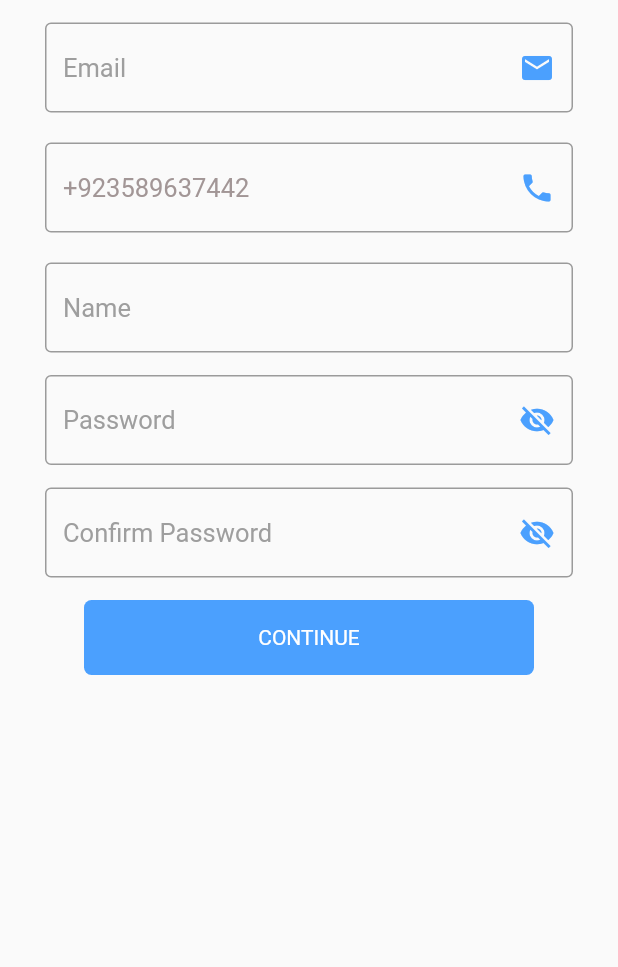
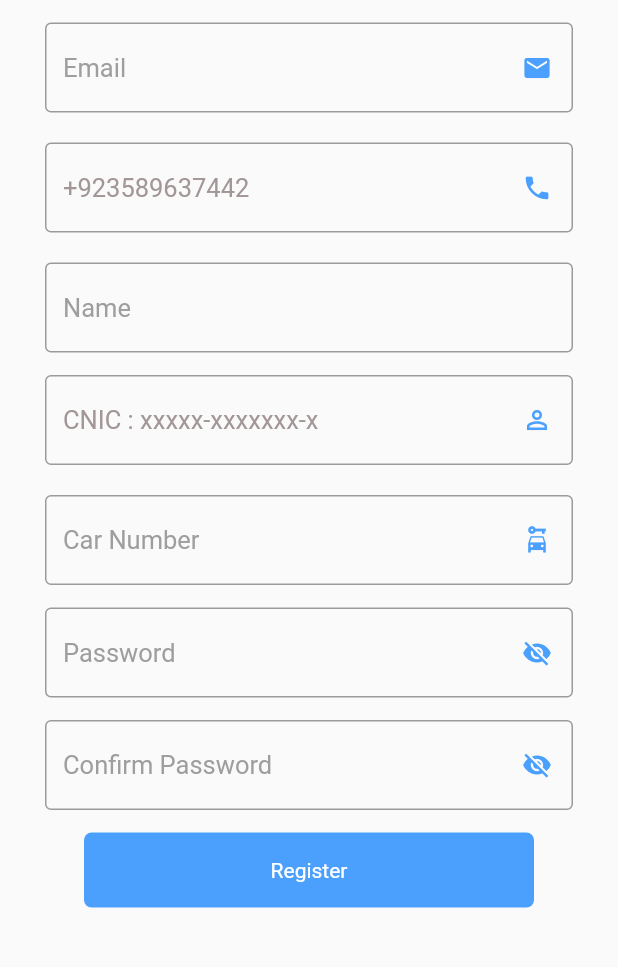
Before and after one commit to osama355/FYP, a Flutter app: the DriveSignUp screen opened directly, on a phone screen of 412 x 824 dp, the part 180-1147 px from its top. Run offline on Flutter 3.47's test engine with Material 2 defaults, Android fonts, the phone set to English and light mode, and no system bars; our stand-ins replace cloud_firestore, firebase_auth, firebase_core, firebase_database, fluttertoast; accounts and stored records are empty.

Commit message:
update 3

```diff
--- a/lib/firebase_services/splash_services.dart
+++ b/lib/firebase_services/splash_services.dart
@@ -1,6 +1,6 @@
 import 'dart:async';
 import 'package:drive_sharing_app/screens/getting_started.dart';
-import 'package:drive_sharing_app/screens/driver/driverscreens/driver_post_screen.dart';
+import 'package:drive_sharing_app/screens/driver/driverscreens/driver_home_screen.dart';
 import 'package:firebase_auth/firebase_auth.dart';
 import 'package:flutter/material.dart';
 
--- a/lib/screens/driver/auth/drive_signup_screen.dart
+++ b/lib/screens/driver/auth/drive_signup_screen.dart
@@ -1,4 +1,3 @@
-import 'package:drive_sharing_app/screens/driver/auth/driver_login_screen.dart';
 import 'package:drive_sharing_app/utils/utils.dart';
 import 'package:drive_sharing_app/widgets/round_button.dart';
 import 'package:firebase_auth/firebase_auth.dart';
@@ -20,8 +19,10 @@ class _DriveSignUp extends State<DriveSignUp> {
   final emailController = TextEditingController();
   final nameController = TextEditingController();
   final phoneController = TextEditingController();
+  final nicController = TextEditingController();
   final passController = TextEditingController();
   final conPassController = TextEditingController();
+  final carNumController = TextEditingController();
 
   final FirebaseAuth _auth = FirebaseAuth.instance;
   final FirebaseFirestore _firestore = FirebaseFirestore.instance;
@@ -32,8 +33,12 @@ class _DriveSignUp extends State<DriveSignUp> {
     emailController.dispose();
     phoneController.dispose();
     nameController.dispose();
+    nicController.dispose();
+    carNumController.dispose();
     passController.dispose();
   }
+
+  // _firestore.collection("driver/").doc(user?.uid).set({
 
   void signUp() {
     setState(() {
@@ -44,24 +49,30 @@ class _DriveSignUp extends State<DriveSignUp> {
             email: emailController.text.toString(),
             password: passController.text.toString())
         .then((value) {
+      setState(() {
+        loading = false;
+      });
       final user = _auth.currentUser;
-      _firestore.collection("driver/").doc(user?.uid).set({
+      _firestore
+          .collection("app")
+          .doc("user")
+          .collection("driver")
+          .doc(user?.uid)
+          .set({
         'email': emailController.text,
         'phone': phoneController.text,
         'name': nameController.text,
+        'cnic': nicController.text,
+        'car_number': carNumController.text,
       });
-      setState(() {
-        loading = false;
-      });
-
       emailController.clear();
       passController.clear();
       nameController.clear();
       conPassController.clear();
-      passController.clear();
       phoneController.clear();
-      // Navigator.push(context,
-      //     MaterialPageRoute(builder: (context) => const DriveLoginScreen()));
+      nicController.clear();
+      carNumController.clear();
+      Utils().toastMessage("Successfully Registered");
     }).onError((error, stackTrace) {
       Utils().toastMessage(error.toString());
       setState(() {
@@ -111,6 +122,7 @@ class _DriveSignUp extends State<DriveSignUp> {
                     hintStyle: TextStyle(color: Colors.grey, fontSize: 17.0),
                     suffixIcon: Icon(
                       Icons.email,
+                      size: 20,
                       color: Color(0xff4BA0FE),
                     ),
                   ),
@@ -144,6 +156,7 @@ class _DriveSignUp extends State<DriveSignUp> {
                         fontSize: 17.0),
                     suffixIcon: Icon(
                       Icons.phone,
+                      size: 20,
                       color: Color(0xff4BA0FE),
                     ),
                   ),
@@ -179,6 +192,67 @@ class _DriveSignUp extends State<DriveSignUp> {
               Padding(
                 padding: const EdgeInsets.only(left: 30, right: 30),
                 child: TextFormField(
+                  keyboardType: TextInputType.number,
+                  validator: (value) {
+                    if (value!.isEmpty) {
+                      return "Enter your CNIC";
+                    }
+                    if (!RegExp(r'^[0-9]{5}-[0-9]{7}-[0-9]$').hasMatch(value)) {
+                      return "Enter correct CNIC ";
+                    }
+
+                    return null;
+                  },
+                  controller: nicController,
+                  decoration: const InputDecoration(
+                    border: OutlineInputBorder(),
+                    hintText: "CNIC : xxxxx-xxxxxxx-x",
+                    hintStyle: TextStyle(
+                        color: Color.fromARGB(255, 162, 150, 150),
+                        fontSize: 17.0),
+                    suffixIcon: Icon(
+                      Icons.perm_identity,
+                      size: 20,
+                      color: Color(0xff4BA0FE),
+                    ),
+                  ),
+                ),
+              ),
+              const SizedBox(
+                height: 20,
+              ),
+              Padding(
+                padding: const EdgeInsets.only(left: 30, right: 30),
+                child: TextFormField(
+                  keyboardType: TextInputType.text,
+                  validator: (value) {
+                    if (value!.isEmpty) {
+                      return "Please enter car number";
+                    }
+                    if (!RegExp(r'^[A-Z]{1,3}-[0-9]{1,4}$').hasMatch(value)) {
+                      return "Enter correct car number";
+                    }
+                    return null;
+                  },
+                  controller: carNumController,
+                  decoration: const InputDecoration(
+                    suffixIcon: Icon(
+                      Icons.car_rental,
+                      color: Color(0xff4BA0FE),
+                      size: 20,
+                    ),
+                    border: OutlineInputBorder(),
+                    hintText: "Car Number",
+                    hintStyle: TextStyle(color: Colors.grey, fontSize: 17.0),
+                  ),
+                ),
+              ),
+              const SizedBox(
+                height: 15,
+              ),
+              Padding(
+                padding: const EdgeInsets.only(left: 30, right: 30),
+                child: TextFormField(
                   keyboardType: TextInputType.text,
                   controller: passController,
                   validator: (value) {
@@ -203,6 +277,7 @@ class _DriveSignUp extends State<DriveSignUp> {
                           obsecureText1
                               ? Icons.visibility_off
                               : Icons.visibility,
+                          size: 20,
                           color: const Color(0xff4BA0FE),
                         ),
                       )),
@@ -217,7 +292,7 @@ class _DriveSignUp extends State<DriveSignUp> {
                   keyboardType: TextInputType.text,
                   validator: (value) {
                     if (value!.isEmpty) {
-                      return "confirm password";
+                      return "Please confirm password";
                     }
                     if (value != passController.text) {
                       return "Password does not match";
@@ -241,6 +316,7 @@ class _DriveSignUp extends State<DriveSignUp> {
                           obsecureText2
                               ? Icons.visibility_off
                               : Icons.visibility,
+                          size: 20,
                           color: const Color(0xff4BA0FE),
                         ),
                       )),
@@ -250,7 +326,7 @@ class _DriveSignUp extends State<DriveSignUp> {
                 height: 15,
               ),
               RoundButton(
-                title: "CONTINUE",
+                title: "Register",
                 loading: loading,
                 onTap: () {
                   if (_formKey.currentState!.validate()) {
--- a/lib/screens/driver/auth/driver_login_screen.dart
+++ b/lib/screens/driver/auth/driver_login_screen.dart
@@ -3,7 +3,7 @@ import 'package:drive_sharing_app/utils/utils.dart';
 import 'package:firebase_auth/firebase_auth.dart';
 import 'package:flutter/material.dart';
 import 'package:flutter/services.dart';
-import 'package:drive_sharing_app/screens/driver/driverscreens/driver_post_screen.dart';
+import 'package:drive_sharing_app/screens/driver/driverscreens/driver_home_screen.dart';
 import 'package:drive_sharing_app/widgets/round_button.dart';
 
 class DriveLoginScreen extends StatefulWidget {
--- a/lib/screens/driver/auth/main_driver_signup.dart
+++ b/lib/screens/driver/auth/main_driver_signup.dart
@@ -38,7 +38,7 @@ class _SignUpState extends State<SignUp> {
                 child: Text("Login"),
               ),
               Tab(
-                child: Text("Sign up"),
+                child: Text("Register"),
               )
             ],
           ),
```
Also changed, not shown: lib/screens/pessenger/auth/pess_login.dart (+58 -41 lines), lib/screens/pessenger/auth/verify_mbl_code.dart (+6 -2 lines), lib/screens/driver/driverscreens/driver_home_screen.dart (renamed from lib/screens/driver/driverscreens/driver_post_screen.dart), lib/screens/pessenger/pessengerscreen/pessenger_home_screen.dart (renamed from lib/screens/pessenger/pessengerscreen/pess_post_screen.dart).
